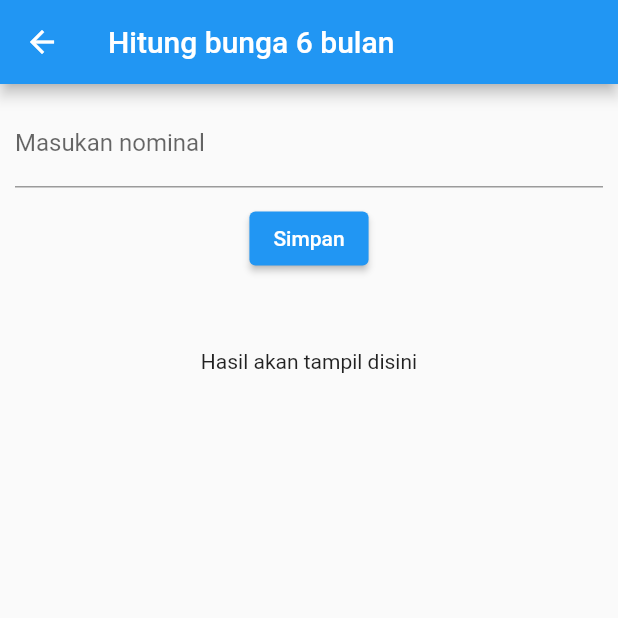
After one commit to RoisNewVersion/flutter_test_01, a Flutter app: the screen it shows after launch, after a tap on "Go to Soal 2A", on a phone screen of 412 x 824 dp, the top half of it. The commit adds this screen. Run offline on Flutter 3.47's test engine with Material 2 defaults, Android fonts, the phone set to English and light mode, and no system bars; our stand-ins replace flutter_bloc.

Commit message:
add soal 2A

```diff
--- /dev/null
+++ b/lib/bloc/bloc_2a/bloc_bunga_6bulan.dart
@@ -0,0 +1,16 @@
+import 'package:flutter_bloc/flutter_bloc.dart';
+import 'package:flutter_testapp/bloc/bloc_2a/bloc_bunga_6bulan_event.dart';
+import 'package:flutter_testapp/bloc/bloc_2a/bloc_bunga_6bulan_state.dart';
+import 'package:flutter_testapp/repositories/hitung_bunga_repository.dart';
+
+class BlocBunga6Bulan extends Bloc<BlocBunga6BulanEvent, BlocBunga6Bulanstate> {
+  BlocBunga6Bulan() : super(BlocBunga6BulanInitial()) {
+    on<OnPressedHitungBunga>((event, emit) async {
+      final HitungBungaRepository hitungBungaRepository = HitungBungaRepository(event.nominal, 6);
+      emit(BlocBunga6BulanOnLoading());
+      await Future.delayed(const Duration(seconds: 1));
+      List<num> result = hitungBungaRepository.getResultCalculate();
+      emit(BlocBunga6BulanOnSucces(result));
+    });
+  }
+}
--- /dev/null
+++ b/lib/bloc/bloc_2a/bloc_bunga_6bulan_event.dart
@@ -0,0 +1,7 @@
+abstract class BlocBunga6BulanEvent {}
+
+class OnPressedHitungBunga extends BlocBunga6BulanEvent {
+  final int nominal;
+
+  OnPressedHitungBunga(this.nominal);
+}
--- /dev/null
+++ b/lib/bloc/bloc_2a/bloc_bunga_6bulan_state.dart
@@ -0,0 +1,19 @@
+abstract class BlocBunga6Bulanstate {}
+
+class BlocBunga6BulanInitial extends BlocBunga6Bulanstate {
+  final int defaultValue = 0;
+}
+
+class BlocBunga6BulanOnLoading extends BlocBunga6Bulanstate {}
+
+class BlocBunga6BulanOnError extends BlocBunga6Bulanstate {
+  final String pesan;
+
+  BlocBunga6BulanOnError(this.pesan);
+}
+
+class BlocBunga6BulanOnSucces extends BlocBunga6Bulanstate {
+  final List<num> result;
+
+  BlocBunga6BulanOnSucces(this.result);
+}
--- a/lib/main.dart
+++ b/lib/main.dart
@@ -1,4 +1,5 @@
 import 'package:flutter/material.dart';
+import 'package:flutter_testapp/page/hitung_bunga_6bulan.dart';
 import 'package:flutter_testapp/page/hitung_sewa_kost.dart';
 
 void main() {
@@ -31,6 +32,7 @@ class MyPage extends StatelessWidget {
       ),
       body: Padding(
         padding: const EdgeInsets.all(8.0),
+        child: Center(
           child: Column(
             mainAxisAlignment: MainAxisAlignment.center,
             // crossAxisAlignment: CrossAxisAlignment.center,
@@ -43,12 +45,22 @@ class MyPage extends StatelessWidget {
                   },
                   child: const Text('Go to Soal 1')),
               const SizedBox(height: 10),
-            ElevatedButton(onPressed: () {}, child: const Text('Go to Soal ')),
+              ElevatedButton(
+                onPressed: () {
+                  Navigator.of(context).push(
+                    MaterialPageRoute(builder: (context) => const HitungBunga6Bulan()),
+                  );
+                },
+                child: const Text('Go to Soal 2A'),
+              ),
+              const SizedBox(height: 10),
+              ElevatedButton(onPressed: () {}, child: const Text('Go to Soal 2B')),
               const SizedBox(height: 10),
               ElevatedButton(onPressed: () {}, child: const Text('Go to Soal ')),
             ],
           ),
         ),
+      ),
     );
   }
 }
--- /dev/null
+++ b/lib/page/hitung_bunga_6bulan.dart
@@ -0,0 +1,107 @@
+import 'package:flutter/material.dart';
+import 'package:flutter_bloc/flutter_bloc.dart';
+import 'package:flutter_testapp/bloc/bloc_2a/bloc_bunga_6bulan.dart';
+import 'package:flutter_testapp/bloc/bloc_2a/bloc_bunga_6bulan_event.dart';
+import 'package:flutter_testapp/bloc/bloc_2a/bloc_bunga_6bulan_state.dart';
+
+class HitungBunga6Bulan extends StatefulWidget {
+  const HitungBunga6Bulan({super.key});
+
+  @override
+  State<HitungBunga6Bulan> createState() => _HitungBunga6BulanState();
+}
+
+class _HitungBunga6BulanState extends State<HitungBunga6Bulan> {
+  final GlobalKey<FormState> _formKey = GlobalKey<FormState>();
+  final TextEditingController _nominalController = TextEditingController();
+
+  @override
+  void dispose() {
+    _nominalController.dispose();
+    super.dispose();
+  }
+
+  @override
+  Widget build(BuildContext context) {
+    return Scaffold(
+      appBar: AppBar(
+        title: const Text('Hitung bunga 6 bulan'),
+      ),
+      body: BlocProvider(
+        create: (_) => BlocBunga6Bulan(),
+        child: SingleChildScrollView(
+          physics: const ScrollPhysics(),
+          padding: const EdgeInsets.all(10),
+          child: Column(
+            mainAxisSize: MainAxisSize.min,
+            children: [
+              Form(
+                key: _formKey,
+                child: Column(
+                  children: [
+                    TextFormField(
+                      controller: _nominalController,
+                      validator: (value) {
+                        if (value == null || value.isEmpty) {
+                          return 'Tidak boleh kosong';
+                        }
+                        if (!(int.parse(value) >= 100000)) {
+                          return 'Isian harus lebih dari Rp100.000';
+                        }
+                        return null;
+                      },
+                      keyboardType: TextInputType.number,
+                      decoration: const InputDecoration(labelText: 'Masukan nominal'),
+                    ),
+                  ],
+                ),
+              ),
+              const SizedBox(height: 10),
+              BlocBuilder<BlocBunga6Bulan, BlocBunga6Bulanstate>(builder: (context, state) {
+                if (state is BlocBunga6BulanOnLoading) {
+                  return const Center(
+                    child: CircularProgressIndicator(),
+                  );
+                }
+                //
+                return ElevatedButton(
+                  onPressed: () {
+                    if (_formKey.currentState!.validate()) {
+                      // passing input
+                      int valueInput = int.parse(_nominalController.text);
+                      context.read<BlocBunga6Bulan>().add(OnPressedHitungBunga(valueInput));
+                    }
+                  },
+                  child: const Text('Simpan'),
+                );
+              }),
+              const SizedBox(height: 50),
+              BlocBuilder<BlocBunga6Bulan, BlocBunga6Bulanstate>(builder: (context, state) {
+                if (state is BlocBunga6BulanOnLoading) {
+                  return const Center(
+                    child: Text('Loading data....'),
+                  );
+                }
+                //
+                if (state is BlocBunga6BulanOnSucces) {
+                  return ListView.builder(
+                    shrinkWrap: true,
+                    itemCount: state.result.length,
+                    itemBuilder: (context, index) {
+                      num data = state.result[index];
+                      return Text('Hasil bulan ke ${index + 1} : ${data.toString()}');
+                    },
+                  );
+                }
+                //
+                return const Center(
+                  child: Text('Hasil akan tampil disini'),
+                );
+              }),
+            ],
+          ),
+        ),
+      ),
+    );
+  }
+}
--- /dev/null
+++ b/lib/repositories/hitung_bunga_repository.dart
@@ -0,0 +1,80 @@
+class HitungBungaRepository {
+  int input;
+  int defaultLoop;
+  HitungBungaRepository(this.input, this.defaultLoop);
+  /* int _input = 100000; //default value input
+  int get input => _input;
+  set setInput(int value) {
+    _input = value;
+  }
+
+  int _defaultLoop = 6; // default loop
+  int get defaultLoop => _defaultLoop;
+  set setDefaultLoop(int value) {
+    _defaultLoop = value;
+  } */
+
+  // list untuk menampung hasil
+  List<num> tampungHasil = [];
+
+  // define constan
+  final int _potongan2persen = 1500;
+  final int _potongan3persen = 2000;
+  final int _potongan4persen = 2500;
+  final int _potongan5persen = 3000;
+
+  // get data terakhir
+  num _getLastValue() {
+    if (tampungHasil.isEmpty) {
+      return input;
+    } else {
+      return tampungHasil.last;
+    }
+  }
+
+  // menghitung berdasarkan persen
+  num calculatePersen() {
+    num lastValue = _getLastValue();
+    num tempVar = 0;
+
+    // bunga 2%
+    if (lastValue >= 100000 && lastValue <= 500000) {
+      // nilai + bunga - potongan
+      tempVar += lastValue + ((lastValue * 2 / 100) - _potongan2persen);
+      tampungHasil.add(tempVar);
+    }
+
+    // bunga 3%
+    if (lastValue > 500000 && lastValue <= 10000000) {
+      // nilai + bunga - potongan
+      tempVar += lastValue + ((lastValue * 3 / 100) - _potongan3persen);
+      tampungHasil.add(tempVar);
+    }
+
+    // bunga 4%
+    if (lastValue > 10000000 && lastValue <= 50000000) {
+      // nilai + bunga - potongan
+      tempVar += lastValue + ((lastValue * 4 / 100) - _potongan4persen);
+      tampungHasil.add(tempVar);
+    }
+
+    // bunga 5%
+    if (lastValue > 50000000) {
+      // nilai + bunga - potongan
+      tempVar += lastValue + ((lastValue * 5 / 100) - _potongan5persen);
+      tampungHasil.add(tempVar);
+    }
+
+    return tempVar;
+  }
+
+  // get final result
+  List<num> getResultCalculate() {
+    for (int i = 1; i <= defaultLoop; i++) {
+      // print(calculatePersen());
+      calculatePersen();
+    }
+
+    return tampungHasil;
+  }
+}
```
Lines whose indentation alone changed are shown as unchanged.
